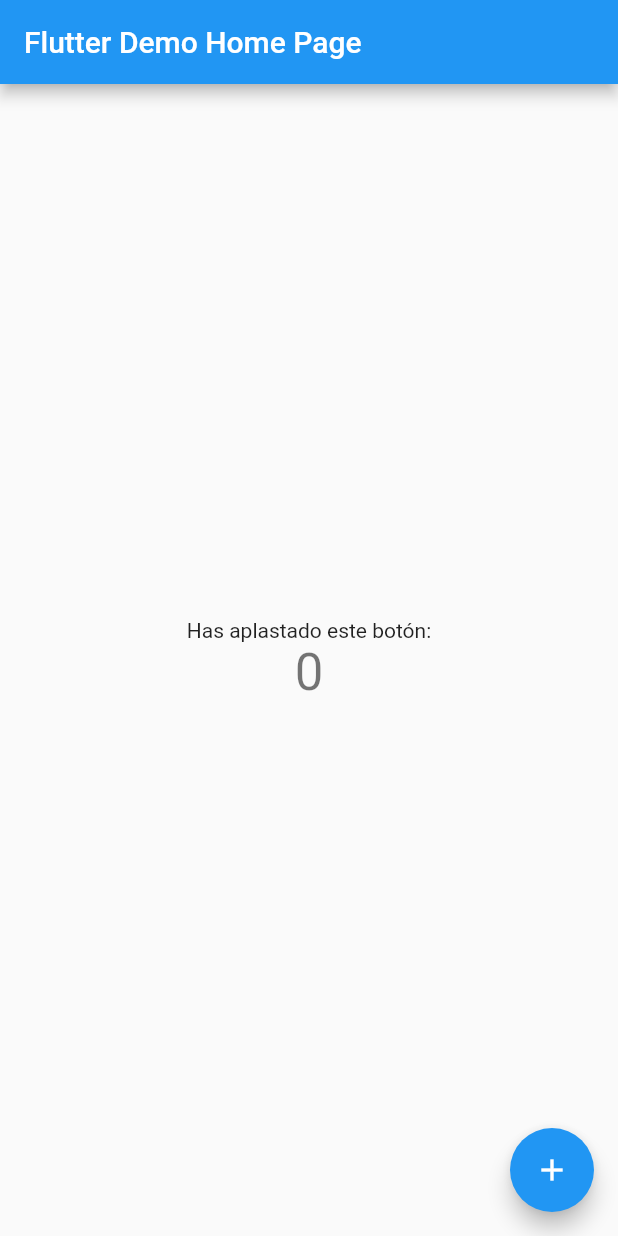
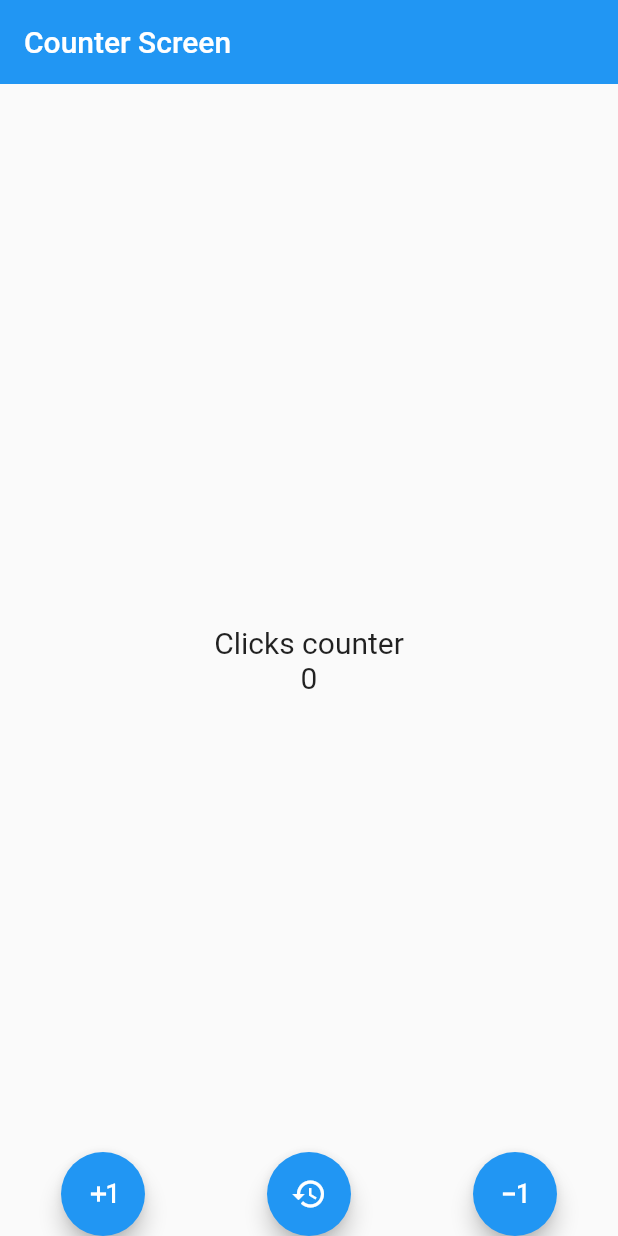
Before and after one commit to panchopuntoexe/Flutter-Udemy, a Flutter app: the screen it shows after launch, on a phone screen of 412 x 824 dp. Run offline on Flutter 3.47's test engine with Material 2 defaults, Android fonts, the phone set to English and light mode, and no system bars.

Commit message:
feat:programa contador

```diff
--- a/my_app/lib/main.dart
+++ b/my_app/lib/main.dart
@@ -1,115 +1,22 @@
 import 'package:flutter/material.dart';
+import 'package:my_app/screens/counter_screen.dart';
+import 'package:my_app/screens/home_screen.dart';
 
 void main() {
   runApp(const MyApp());
 }
 
+//widget
 class MyApp extends StatelessWidget {
-  const MyApp({super.key});
-
-  // This widget is the root of your application.
-  @override
-  Widget build(BuildContext context) {
-    return MaterialApp(
-      title: 'Flutter Demo',
-      theme: ThemeData(
-        // This is the theme of your application.
-        //
-        // Try running your application with "flutter run". You'll see the
-        // application has a blue toolbar. Then, without quitting the app, try
-        // changing the primarySwatch below to Colors.green and then invoke
-        // "hot reload" (press "r" in the console where you ran "flutter run",
-        // or simply save your changes to "hot reload" in a Flutter IDE).
-        // Notice that the counter didn't reset back to zero; the application
-        // is not restarted.
-        primarySwatch: Colors.blue,
-      ),
-      home: const MyHomePage(title: 'Flutter Demo Home Page'),
-    );
-  }
-}
-
-class MyHomePage extends StatefulWidget {
-  const MyHomePage({super.key, required this.title});
-
-  // This widget is the home page of your application. It is stateful, meaning
-  // that it has a State object (defined below) that contains fields that affect
-  // how it looks.
-
-  // This class is the configuration for the state. It holds the values (in this
-  // case the title) provided by the parent (in this case the App widget) and
-  // used by the build method of the State. Fields in a Widget subclass are
-  // always marked "final".
-
-  final String title;
-
-  @override
-  State<MyHomePage> createState() => _MyHomePageState();
-}
-
-class _MyHomePageState extends State<MyHomePage> {
-  int _counter = 0;
-
-  void _incrementCounter() {
-    setState(() {
-      // This call to setState tells the Flutter framework that something has
-      // changed in this State, which causes it to rerun the build method below
-      // so that the display can reflect the updated values. If we changed
-      // _counter without calling setState(), then the build method would not be
-      // called again, and so nothing would appear to happen.
-      _counter++;
-    });
-  }
+  //const MyApp({super.key});
+  const MyApp({Key? key}) : super(key: key);
 
   @override
   Widget build(BuildContext context) {
-    // This method is rerun every time setState is called, for instance as done
-    // by the _incrementCounter method above.
-    //
-    // The Flutter framework has been optimized to make rerunning build methods
-    // fast, so that you can just rebuild anything that needs updating rather
-    // than having to individually change instances of widgets.
-    return Scaffold(
-      appBar: AppBar(
-        // Here we take the value from the MyHomePage object that was created by
-        // the App.build method, and use it to set our appbar title.
-        title: Text(widget.title),
-      ),
-      body: Center(
-        // Center is a layout widget. It takes a single child and positions it
-        // in the middle of the parent.
-        child: Column(
-          // Column is also a layout widget. It takes a list of children and
-          // arranges them vertically. By default, it sizes itself to fit its
-          // children horizontally, and tries to be as tall as its parent.
-          //
-          // Invoke "debug painting" (press "p" in the console, choose the
-          // "Toggle Debug Paint" action from the Flutter Inspector in Android
-          // Studio, or the "Toggle Debug Paint" command in Visual Studio Code)
-          // to see the wireframe for each widget.
-          //
-          // Column has various properties to control how it sizes itself and
-          // how it positions its children. Here we use mainAxisAlignment to
-          // center the children vertically; the main axis here is the vertical
-          // axis because Columns are vertical (the cross axis would be
-          // horizontal).
-          mainAxisAlignment: MainAxisAlignment.center,
-          children: <Widget>[
-            const Text(
-              'Has aplastado este botón:',
-            ),
-            Text(
-              '$_counter',
-              style: Theme.of(context).textTheme.headline4,
-            ),
-          ],
-        ),
-      ),
-      floatingActionButton: FloatingActionButton(
-        onPressed: _incrementCounter,
-        tooltip: 'Increment',
-        child: const Icon(Icons.add),
-      ), // This trailing comma makes auto-formatting nicer for build methods.
-    );
+    return const MaterialApp(
+        //const porque no cambia, ni sus hijos
+        debugShowCheckedModeBanner: false,
+        //home: HomeScreen());
+        home: CounterScreen());
   }
 }
--- /dev/null
+++ b/my_app/lib/screens/counter_screen.dart
@@ -0,0 +1,91 @@
+import 'package:flutter/material.dart';
+
+class CounterScreen extends StatefulWidget {
+  //key me sirve para identificar el widget en el contexto
+  const CounterScreen({super.key});
+
+  @override
+  State<CounterScreen> createState() => _CounterScreenState();
+}
+
+class _CounterScreenState extends State<CounterScreen> {
+  int counter = 0;
+
+  void incrementar() {
+    counter++;
+    setState(() {});
+  }
+
+  void decrementar() {
+    counter--;
+    setState(() {});
+  }
+
+  void resetear() {
+    counter = 0;
+    setState(() {});
+  }
+
+  @override
+  Widget build(BuildContext context) {
+    const fontSize = TextStyle(fontSize: 20);
+
+    return Scaffold(
+      //widget que prepara la interfaz
+      appBar: AppBar(
+        title: const Text('Counter Screen'),
+        elevation: 0.0,
+      ),
+      body: Center(
+        child: Column(
+          mainAxisAlignment: MainAxisAlignment.center,
+          children: [
+            const Text(
+              'Clicks counter',
+              style: fontSize,
+            ),
+            Text(
+              '$counter',
+              style: fontSize,
+            )
+          ],
+        ),
+      ),
+      floatingActionButtonLocation: FloatingActionButtonLocation.centerDocked,
+      floatingActionButton: CustomFloatingActions(
+          increaseFunc: incrementar,
+          decreaseFunc: decrementar,
+          resetFunc: resetear),
+    );
+  }
+}
+
+class CustomFloatingActions extends StatelessWidget {
+  final Function increaseFunc;
+  final Function decreaseFunc;
+  final Function resetFunc;
+  const CustomFloatingActions({
+    Key? key,
+    required this.increaseFunc,
+    required this.decreaseFunc,
+    required this.resetFunc,
+  }) : super(key: key);
+
+  @override
+  Widget build(BuildContext context) {
+    return Row(
+      mainAxisAlignment: MainAxisAlignment.spaceAround,
+      children: [
+        FloatingActionButton(
+            child: const Icon(Icons.exposure_plus_1),
+            onPressed: () => increaseFunc()),
+        //onPressed: () => setState(() => counter++)),
+        FloatingActionButton(
+            child: const Icon(Icons.restore), onPressed: () => resetFunc()),
+        FloatingActionButton(
+            child: const Icon(Icons.exposure_minus_1),
+            onPressed: () => decreaseFunc()),
+      ],
+    );
+  }
+}
```
Also changed, not shown: my_app/lib/screens/home_screen.dart (added, +41 -0 lines).
